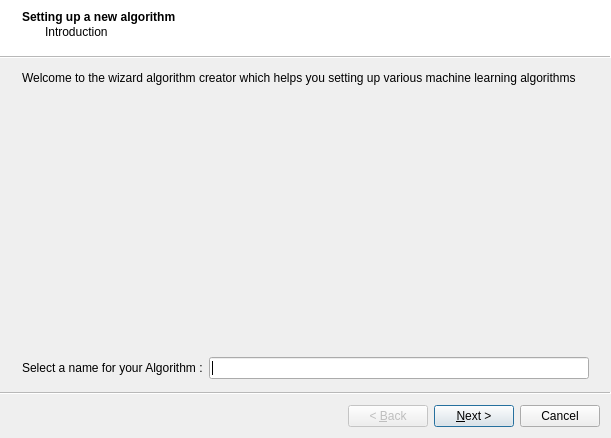
First picture: the form in wizard.ui, repository EmiPatoR/active_learning, before the edit.
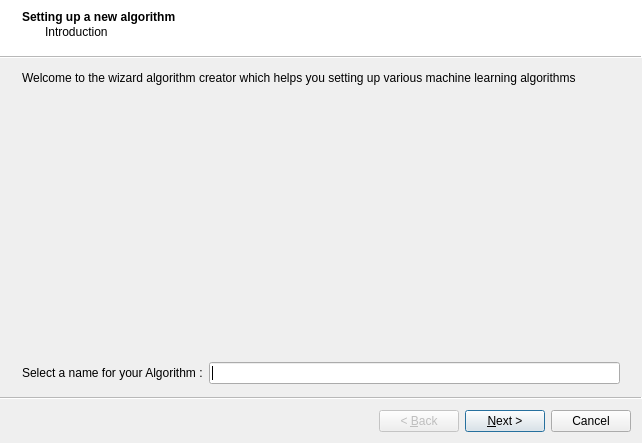
Second picture: the form after the edit. Custom widgets are drawn as their Qt base class.

What changed in the file:
```diff
--- a/wizard.ui
+++ b/wizard.ui
@@ -6,8 +6,8 @@
    <rect>
     <x>0</x>
     <y>0</y>
-    <width>611</width>
-    <height>438</height>
+    <width>642</width>
+    <height>443</height>
    </rect>
   </property>
   <property name="windowTitle">
```
Left out of the diff: 384 changed lines with no effect on the pictures.
